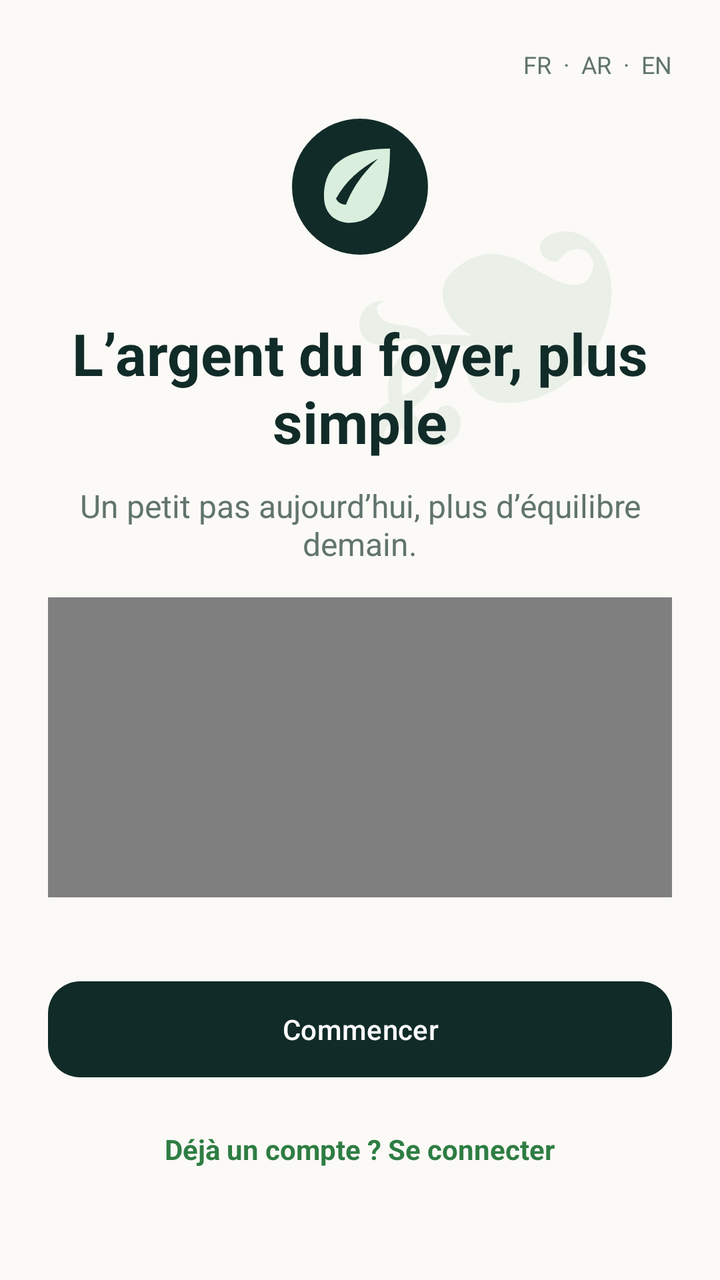
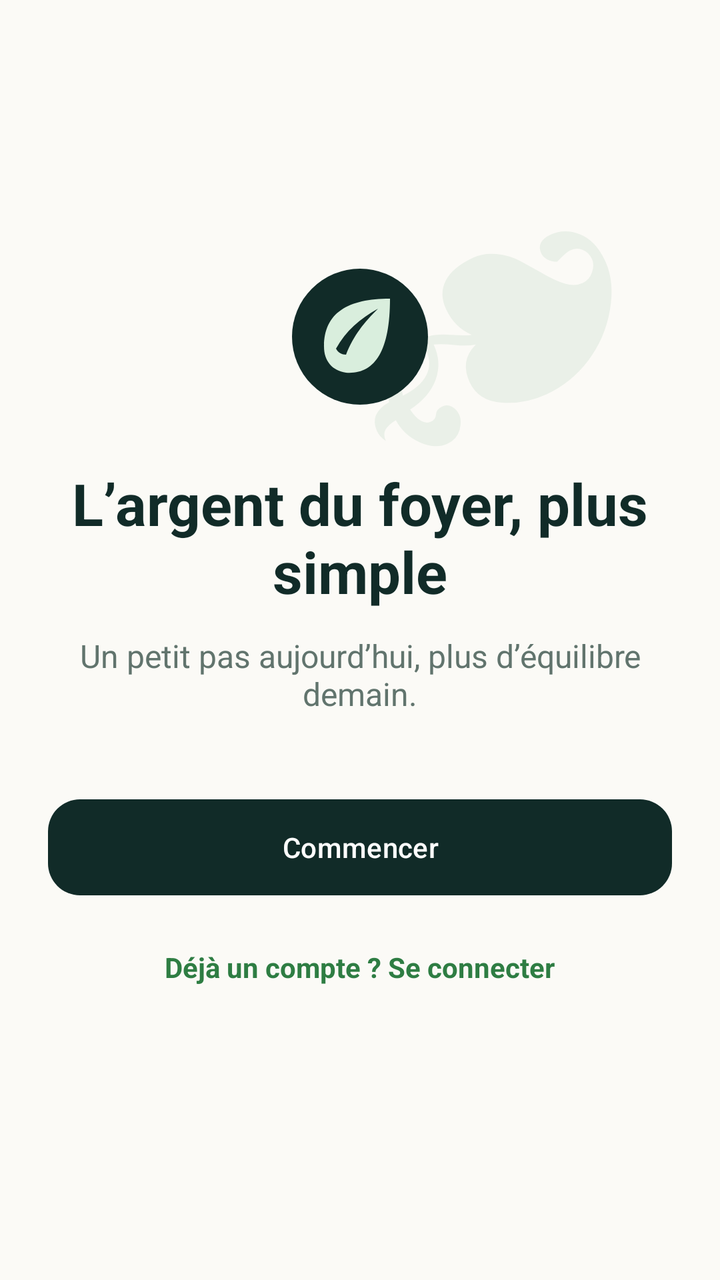

The first picture is an Android layout as it rendered before a commit; the second is the same layout after the commit. The layout source and the unified diff follow.
<!-- AndroidManifest.xml: application theme Theme.Masrouf1 -->
<!-- res/layout/activity_welcome.xml -->
<?xml version="1.0" encoding="utf-8"?>
<FrameLayout xmlns:android="http://schemas.android.com/apk/res/android"
    xmlns:app="http://schemas.android.com/apk/res-auto"
    android:layout_width="match_parent"
    android:layout_height="match_parent"
    android:background="@color/cream">
    <TextView android:layout_width="220dp" android:layout_height="220dp" android:layout_gravity="top|end"
        android:alpha="0.08" android:rotation="-25" android:text="❧" android:textColor="@color/emerald" android:textSize="190sp" />
    <LinearLayout android:layout_width="match_parent" android:layout_height="match_parent" android:orientation="vertical" android:padding="24dp">
        <LinearLayout android:layout_width="match_parent" android:layout_height="wrap_content" android:gravity="end" android:orientation="horizontal">
            <TextView android:layout_width="wrap_content" android:layout_height="wrap_content" android:layout_gravity="center_vertical" android:text="FR  ·  AR  ·  EN" android:textColor="@color/muted_green" android:textSize="12sp" />
            <LinearLayout android:id="@+id/welcome_languages" android:layout_width="wrap_content" android:layout_height="wrap_content" android:orientation="horizontal" />
        </LinearLayout>
        <FrameLayout android:layout_width="match_parent" android:layout_height="0dp" android:layout_weight="1">
            <LinearLayout android:id="@+id/phase_welcome" android:layout_width="match_parent" android:layout_height="match_parent" android:gravity="center" android:orientation="vertical">
                <ImageView android:layout_width="72dp" android:layout_height="72dp" android:contentDescription="@string/app_name" android:src="@drawable/ic_masrouf_logo" />
                <TextView android:layout_width="match_parent" android:layout_height="wrap_content" android:layout_marginTop="28dp" android:gravity="center" android:text="@string/welcome_title" android:textColor="@color/forest" android:textSize="29sp" android:textStyle="bold" />
                <TextView android:layout_width="match_parent" android:layout_height="wrap_content" android:layout_marginTop="12dp" android:gravity="center" android:text="@string/welcome_subtitle" android:textColor="@color/muted_green" android:textSize="16sp" />
                <VideoView android:id="@+id/welcome_video" android:layout_width="match_parent" android:layout_height="150dp" android:layout_marginTop="16dp" android:contentDescription="@string/onboarding_video" />
                <com.google.android.material.button.MaterialButton android:id="@+id/start_welcome" android:layout_width="match_parent" android:layout_height="56dp" android:layout_marginTop="38dp" android:text="@string/start" android:textColor="@color/alabaster" app:backgroundTint="@color/forest" app:cornerRadius="16dp" />
                <TextView android:id="@+id/open_login" android:layout_width="wrap_content" android:layout_height="48dp" android:layout_marginTop="8dp" android:gravity="center" android:paddingHorizontal="10dp" android:text="@string/already_account" android:textColor="@color/emerald" android:textStyle="bold" />
            </LinearLayout>
            <LinearLayout android:id="@+id/phase_slides" android:layout_width="match_parent" android:layout_height="match_parent" android:gravity="center" android:orientation="vertical" android:visibility="gone">
                <androidx.viewpager2.widget.ViewPager2 android:id="@+id/welcome_pager" android:layout_width="match_parent" android:layout_height="0dp" android:layout_weight="1" />
                <com.google.android.material.tabs.TabLayout android:id="@+id/welcome_tabs" android:layout_width="wrap_content" android:layout_height="wrap_content" app:tabIndicatorColor="@color/emerald" app:tabIndicatorHeight="4dp" app:tabRippleColor="@color/mint" />
                <com.google.android.material.button.MaterialButton android:id="@+id/slide_next" android:layout_width="match_parent" android:layout_height="56dp" android:layout_marginTop="14dp" android:text="@string/welcome_next" app:backgroundTint="@color/forest" app:cornerRadius="16dp" />
            </LinearLayout>
            <LinearLayout android:id="@+id/phase_select_type" android:layout_width="match_parent" android:layout_height="match_parent" android:gravity="center" android:orientation="vertical" android:visibility="gone">
                <TextView android:layout_width="match_parent" android:layout_height="wrap_content" android:layout_marginBottom="22dp" android:gravity="center" android:text="@string/choose_account_type" android:textColor="@color/forest" android:textSize="23sp" android:textStyle="bold" />
                <com.google.android.material.card.MaterialCardView android:id="@+id/personal_card" android:layout_width="match_parent" android:layout_height="130dp" android:layout_marginBottom="14dp" android:clickable="true" android:focusable="true" app:cardBackgroundColor="@color/alabaster" app:cardCornerRadius="16dp" app:strokeColor="@color/card_border" app:strokeWidth="1dp">
                    <LinearLayout android:layout_width="match_parent" android:layout_height="match_parent" android:gravity="center_vertical" android:orientation="vertical" android:padding="22dp"><TextView android:layout_width="wrap_content" android:layout_height="wrap_content" android:text="♧" android:textColor="@color/emerald" android:textSize="24sp"/><TextView android:layout_width="wrap_content" android:layout_height="wrap_content" android:text="@string/personal_account" android:textColor="@color/forest" android:textSize="18sp" android:textStyle="bold"/></LinearLayout>
                </com.google.android.material.card.MaterialCardView>
                <com.google.android.material.card.MaterialCardView android:id="@+id/family_card" android:layout_width="match_parent" android:layout_height="130dp" android:clickable="true" android:focusable="true" app:cardBackgroundColor="@color/alabaster" app:cardCornerRadius="16dp" app:strokeColor="@color/card_border" app:strokeWidth="1dp">
                    <LinearLayout android:layout_width="match_parent" android:layout_height="match_parent" android:gravity="center_vertical" android:orientation="vertical" android:padding="22dp"><TextView android:layout_width="wrap_content" android:layout_height="wrap_content" android:text="⌂" android:textColor="@color/emerald" android:textSize="24sp"/><TextView android:layout_width="wrap_content" android:layout_height="wrap_content" android:text="@string/family_account" android:textColor="@color/forest" android:textSize="18sp" android:textStyle="bold"/></LinearLayout>
                </com.google.android.material.card.MaterialCardView>
            </LinearLayout>
        </FrameLayout>
    </LinearLayout>
</FrameLayout>
<!-- resources referenced by this layout -->
<resources>
  <color name="alabaster">#FFFFFF</color>
  <color name="card_border">#E2E7DF</color>
  <color name="cream">#FBFAF6</color>
  <color name="emerald">#2E7D43</color>
  <color name="forest">#112B28</color>
  <color name="mint">#D9EEDD</color>
  <color name="muted_green">#61746D</color>
  <!-- drawable ic_masrouf_logo (drawable) -->
  <vector xmlns:android="http://schemas.android.com/apk/res/android" android:width="72dp" android:height="72dp" android:viewportWidth="72" android:viewportHeight="72">
      <path android:fillColor="#112B28" android:pathData="M36,2A34,34 0,1 0,36 70A34,34 0,1 0,36 2" />
      <path android:fillColor="#D9EEDD" android:pathData="M51,17C30,17 18,24 18,41c0,7 4,12 11,13 14,1 22,-10 22,-37zM24,42c5,-9 12,-15 21,-20 -7,7 -12,13 -16,23 -2,0 -4,-1 -5,-3z" />
  </vector>
  <string name="already_account">Déjà un compte ? Se connecter</string>
  <string name="app_name">Masrouf</string>
  <string name="choose_account_type">Quel compte souhaitez-vous créer ?</string>
  <string name="family_account">Compte Famille</string>
  <string name="onboarding_video">Vidéo de présentation de Masrouf</string>
  <string name="personal_account">Compte Personnel</string>
  <string name="start">Commencer</string>
  <string name="welcome_next">Continuer</string>
  <string name="welcome_subtitle">Un petit pas aujourd’hui, plus d’équilibre demain.</string>
  <string name="welcome_title">L’argent du foyer, plus simple</string>
  <style name="Theme.Masrouf1" parent="Base.Theme.Masrouf1" />
  <style name="Base.Theme.Masrouf1" parent="Theme.Material3.DayNight.NoActionBar">
          <item name="colorPrimary">@color/forest</item>
          <item name="colorOnPrimary">@color/alabaster</item>
          <item name="colorSecondary">@color/emerald</item>
          <item name="colorOnSecondary">@color/alabaster</item>
          <item name="android:colorAccent">@color/emerald</item>
          <item name="android:windowLightStatusBar">true</item>
          <item name="android:statusBarColor">@color/cream</item>
          <item name="android:navigationBarColor">@color/cream</item>
          <item name="android:windowBackground">@color/cream</item>
      </style>
</resources>

<!-- the commit's change to res/layout/activity_welcome.xml (unified diff, before → after) -->
@@ -3,12 +3,12 @@
     xmlns:app="http://schemas.android.com/apk/res-auto"
     android:layout_width="match_parent"
     android:layout_height="match_parent"
+    android:fitsSystemWindows="true"
     android:background="@color/cream">
     <TextView android:layout_width="220dp" android:layout_height="220dp" android:layout_gravity="top|end"
         android:alpha="0.08" android:rotation="-25" android:text="❧" android:textColor="@color/emerald" android:textSize="190sp" />
     <LinearLayout android:layout_width="match_parent" android:layout_height="match_parent" android:orientation="vertical" android:padding="24dp">
         <LinearLayout android:layout_width="match_parent" android:layout_height="wrap_content" android:gravity="end" android:orientation="horizontal">
-            <TextView android:layout_width="wrap_content" android:layout_height="wrap_content" android:layout_gravity="center_vertical" android:text="FR  ·  AR  ·  EN" android:textColor="@color/muted_green" android:textSize="12sp" />
             <LinearLayout android:id="@+id/welcome_languages" android:layout_width="wrap_content" android:layout_height="wrap_content" android:orientation="horizontal" />
         </LinearLayout>
         <FrameLayout android:layout_width="match_parent" android:layout_height="0dp" android:layout_weight="1">
@@ -16,7 +16,6 @@
                 <ImageView android:layout_width="72dp" android:layout_height="72dp" android:contentDescription="@string/app_name" android:src="@drawable/ic_masrouf_logo" />
                 <TextView android:layout_width="match_parent" android:layout_height="wrap_content" android:layout_marginTop="28dp" android:gravity="center" android:text="@string/welcome_title" android:textColor="@color/forest" android:textSize="29sp" android:textStyle="bold" />
                 <TextView android:layout_width="match_parent" android:layout_height="wrap_content" android:layout_marginTop="12dp" android:gravity="center" android:text="@string/welcome_subtitle" android:textColor="@color/muted_green" android:textSize="16sp" />
-                <VideoView android:id="@+id/welcome_video" android:layout_width="match_parent" android:layout_height="150dp" android:layout_marginTop="16dp" android:contentDescription="@string/onboarding_video" />
                 <com.google.android.material.button.MaterialButton android:id="@+id/start_welcome" android:layout_width="match_parent" android:layout_height="56dp" android:layout_marginTop="38dp" android:text="@string/start" android:textColor="@color/alabaster" app:backgroundTint="@color/forest" app:cornerRadius="16dp" />
                 <TextView android:id="@+id/open_login" android:layout_width="wrap_content" android:layout_height="48dp" android:layout_marginTop="8dp" android:gravity="center" android:paddingHorizontal="10dp" android:text="@string/already_account" android:textColor="@color/emerald" android:textStyle="bold" />
             </LinearLayout>
<!-- resource entries referenced after the edit -->
@@ -16,7 +16,6 @@
   <string name="app_name">Masrouf</string>
   <string name="choose_account_type">Quel compte souhaitez-vous créer ?</string>
   <string name="family_account">Compte Famille</string>
-  <string name="onboarding_video">Vidéo de présentation de Masrouf</string>
   <string name="personal_account">Compte Personnel</string>
   <string name="start">Commencer</string>
   <string name="welcome_next">Continuer</string>
